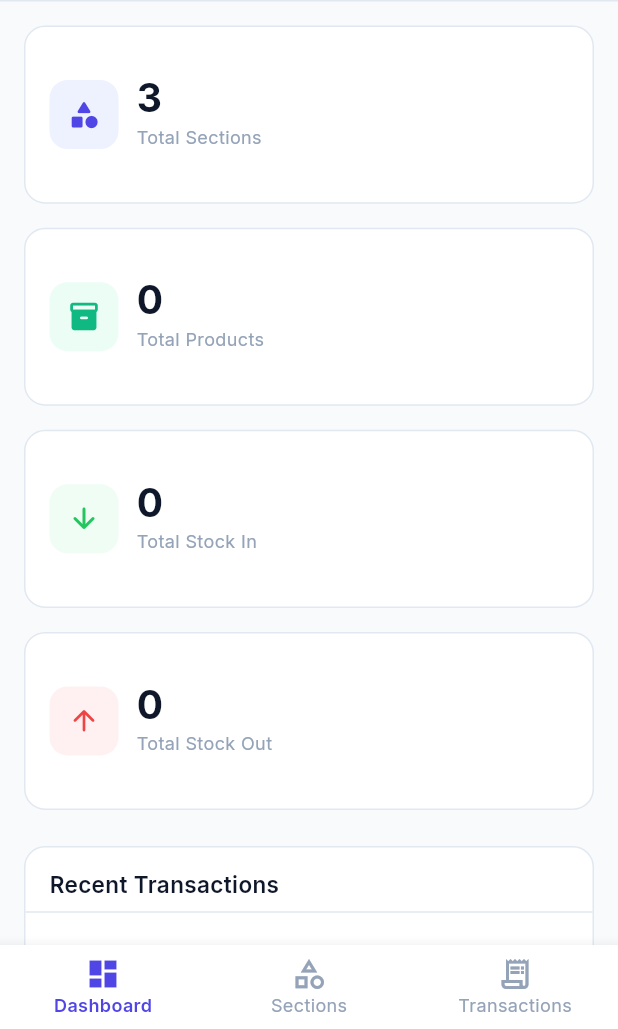
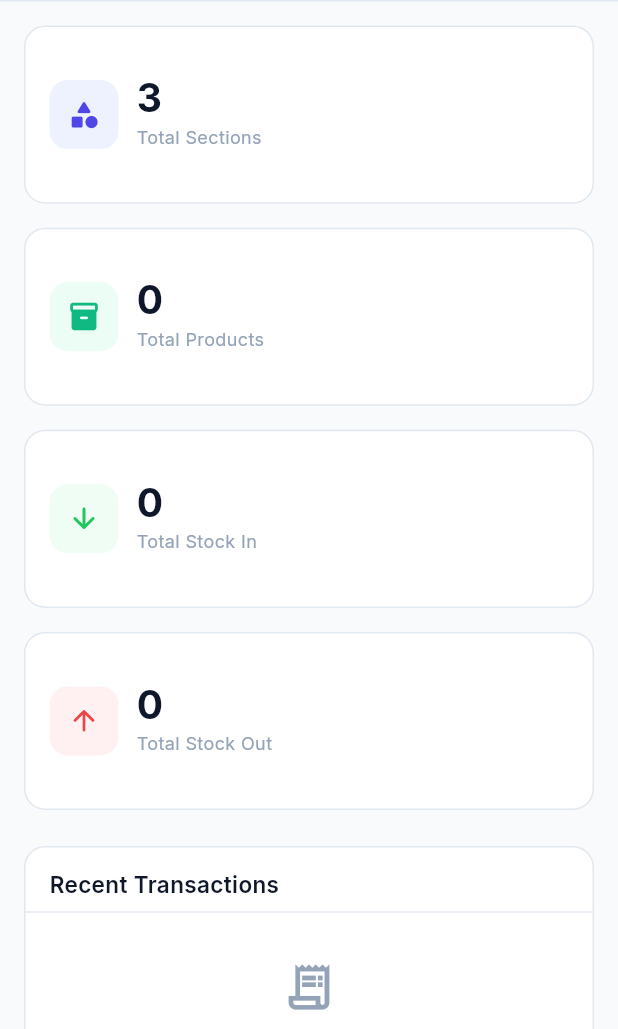
Before and after one commit to riazahmedmahin/textile_store_management, a Flutter app: the MainShell screen opened directly, on a phone screen of 412 x 824 dp, the part 207-1236 px from its top. Run offline on Flutter 3.47's test engine with Material 3 defaults, Android fonts, the phone set to English and light mode, and no system bars; our stand-ins replace google_fonts, shared_preferences; accounts and stored records are empty.

Commit message:
chore: clean up stale build artifacts and browser cache files while updating dashboard and main shell navigation

```diff
--- a/lib/screens/auth/login_screen.dart
+++ b/lib/screens/auth/login_screen.dart
@@ -157,9 +157,6 @@ class _LoginScreenState extends State<LoginScreen> {
                               letterSpacing: -0.5,
                             ),
                           ),
-
-                          const SizedBox(height: 24),
-
                           const SizedBox(height: 28),
 
                           // Email Input
--- a/lib/screens/dashboard/dashboard_screen.dart
+++ b/lib/screens/dashboard/dashboard_screen.dart
@@ -2,6 +2,7 @@ import 'package:flutter/material.dart';
 import 'package:provider/provider.dart';
 import 'package:intl/intl.dart';
 import '../../providers/section_provider.dart';
+import '../../providers/product_provider.dart';
 import '../../providers/stock_provider.dart';
 import '../../core/theme/app_theme.dart';
 import '../../models/stock_entry.dart';
@@ -14,13 +15,41 @@ class DashboardScreen extends StatefulWidget {
 }
 
 class _DashboardScreenState extends State<DashboardScreen> {
+  bool _isDataLoading = false;
+
   @override
   void initState() {
     super.initState();
     WidgetsBinding.instance.addPostFrameCallback((_) {
-      context.read<StockProvider>().loadDashboardStats();
-      context.read<SectionProvider>().loadSections();
+      _refreshData();
     });
+  }
+
+  Future<void> _refreshData() async {
+    if (!mounted) return;
+    setState(() => _isDataLoading = true);
+    final stockProvider = context.read<StockProvider>();
+    final sectionProvider = context.read<SectionProvider>();
+    final productProvider = context.read<ProductProvider>();
+
+    await stockProvider.loadDashboardStats();
+    await sectionProvider.loadSections();
+
+    // Load products and stock entries for each section
+    for (final section in sectionProvider.sections) {
+      if (section.id != null) {
+        await productProvider.loadProductsForSection(section.id!);
+        final products = productProvider.getProductsForSection(section.id!);
+        for (final product in products) {
+          if (product.id != null) {
+            await stockProvider.loadEntriesForProduct(product.id!, product.initialStock);
+          }
+        }
+      }
+    }
+    if (mounted) {
+      setState(() => _isDataLoading = false);
+    }
   }
 
   @override
@@ -91,10 +120,7 @@ class _DashboardScreenState extends State<DashboardScreen> {
           ),
           const Spacer(),
           OutlinedButton.icon(
-            onPressed: () {
-              context.read<StockProvider>().loadDashboardStats();
-              context.read<SectionProvider>().loadSections();
-            },
+            onPressed: _refreshData,
             icon: const Icon(Icons.refresh_rounded, size: 16),
             label: const Text('Refresh'),
           ),
@@ -189,14 +215,14 @@ class _DashboardScreenState extends State<DashboardScreen> {
 
   // ─── Enhanced Sections Overview ───────────────────────────────────────────────
   Widget _buildSectionSummary() {
-    return Consumer2<SectionProvider, StockProvider>(
-      builder: (context, secProvider, stockProvider, _) {
+    return Consumer3<SectionProvider, ProductProvider, StockProvider>(
+      builder: (context, secProvider, prodProvider, stockProvider, _) {
         final sectionStats = stockProvider.sectionStats;
 
         return _SectionCard(
-          title: 'Sections — Stock Overview',
+          title: 'Store Stock — Section Wise',
           action: const SizedBox.shrink(),
-          child: secProvider.isLoading
+          child: secProvider.isLoading || _isDataLoading
               ? const Center(
                   child: Padding(
                     padding: EdgeInsets.all(24),
@@ -211,19 +237,20 @@ class _DashboardScreenState extends State<DashboardScreen> {
                         final productCount = (stats['product_count'] as int?) ?? 0;
                         final totalStock = (stats['total_stock'] as double?) ?? 0.0;
                         final isLowStock = totalStock < 10 && productCount > 0;
+                        final products = prodProvider.getProductsForSection(section.id!);
 
                         return Container(
-                          margin: const EdgeInsets.only(bottom: 10),
-                          padding: const EdgeInsets.all(12),
+                          margin: const EdgeInsets.only(bottom: 12),
+                          padding: const EdgeInsets.all(16),
                           decoration: BoxDecoration(
-                            color: section.color.withOpacity(0.05),
+                            color: section.color.withOpacity(0.04),
                             borderRadius: BorderRadius.circular(12),
                             border: Border.all(color: section.color.withOpacity(0.2)),
                           ),
                           child: Column(
                             crossAxisAlignment: CrossAxisAlignment.start,
                             children: [
-                              // Top row: icon + name + product count badge
+                              // Top row: icon + name + total stock badge
                               Row(
                                 children: [
                                   Container(
@@ -241,110 +268,135 @@ class _DashboardScreenState extends State<DashboardScreen> {
                                   ),
                                   const SizedBox(width: 10),
                                   Expanded(
-                                    child: Text(
+                                    child: Column(
+                                      crossAxisAlignment: CrossAxisAlignment.start,
+                                      children: [
+                                        Text(
                                           section.name,
                                           style: const TextStyle(
-                                        fontSize: 13,
-                                        fontWeight: FontWeight.w600,
+                                            fontSize: 14,
+                                            fontWeight: FontWeight.w700,
                                             color: AppTheme.textPrimary,
                                           ),
                                         ),
-                                  ),
-                                  // Product count pill
-                                  Container(
-                                    padding: const EdgeInsets.symmetric(
-                                        horizontal: 8, vertical: 3),
-                                    decoration: BoxDecoration(
-                                      color: section.color.withOpacity(0.12),
-                                      borderRadius: BorderRadius.circular(20),
-                                    ),
-                                    child: Text(
+                                        Text(
                                           '$productCount ${productCount == 1 ? 'product' : 'products'}',
-                                      style: TextStyle(
-                                        color: section.color,
-                                        fontSize: 10,
-                                        fontWeight: FontWeight.w600,
-                                      ),
+                                          style: const TextStyle(
+                                            color: AppTheme.textMuted,
+                                            fontSize: 11,
                                           ),
                                         ),
                                       ],
                                     ),
-
-                              if (productCount > 0) ...[
-                                const SizedBox(height: 10),
-                                // Divider line
+                                  ),
+                                  // Total stock badge
+                                  Column(
+                                    crossAxisAlignment: CrossAxisAlignment.end,
+                                    children: [
+                                      const Text(
+                                        'Total Stock',
+                                        style: TextStyle(fontSize: 9, color: AppTheme.textMuted),
+                                      ),
+                                      Text(
+                                        '${totalStock.toStringAsFixed(totalStock % 1 == 0 ? 0 : 1)} units',
+                                        style: TextStyle(
+                                          color: isLowStock ? AppTheme.danger : AppTheme.success,
+                                          fontSize: 13,
+                                          fontWeight: FontWeight.w700,
+                                        ),
+                                      ),
+                                    ],
+                                  ),
+                                ],
+                              ),
+                              const SizedBox(height: 12),
                               Divider(
                                 height: 1,
                                 color: section.color.withOpacity(0.15),
                               ),
                               const SizedBox(height: 8),
-                                // Stock bar row
-                                Row(
-                                  children: [
-                                    Icon(
-                                      isLowStock
-                                          ? Icons.warning_amber_rounded
-                                          : Icons.inventory_2_outlined,
-                                      size: 13,
-                                      color: isLowStock
-                                          ? AppTheme.danger
-                                          : AppTheme.textMuted,
-                                    ),
-                                    const SizedBox(width: 5),
-                                    Text(
-                                      'Total Stock:',
-                                      style: TextStyle(
-                                        fontSize: 11,
-                                        color: AppTheme.textMuted,
-                                        fontWeight: FontWeight.w500,
-                                      ),
-                                    ),
-                                    const Spacer(),
-                                    Text(
-                                      totalStock.toStringAsFixed(
-                                          totalStock % 1 == 0 ? 0 : 1),
-                                      style: TextStyle(
-                                        fontSize: 15,
-                                        fontWeight: FontWeight.w700,
-                                        color: isLowStock
-                                            ? AppTheme.danger
-                                            : AppTheme.success,
-                                      ),
-                                    ),
-                                    const SizedBox(width: 4),
-                                    Text(
-                                      'units',
-                                      style: TextStyle(
-                                        fontSize: 10,
-                                        color: isLowStock
-                                            ? AppTheme.danger
-                                            : AppTheme.textMuted,
-                                      ),
-                                    ),
-                                  ],
-                                ),
-                                if (isLowStock) ...[
-                                  const SizedBox(height: 4),
-                                  Text(
-                                    '⚠ Low stock — reorder soon',
-                                    style: TextStyle(
-                                      fontSize: 10,
-                                      color: AppTheme.danger,
-                                      fontStyle: FontStyle.italic,
-                                    ),
-                                  ),
-                                ],
-                              ] else ...[
-                                const SizedBox(height: 6),
-                                Text(
+
+                              // Products list
+                              if (products.isEmpty)
+                                Padding(
+                                  padding: const EdgeInsets.symmetric(vertical: 8),
+                                  child: Text(
                                     'No products added yet',
                                     style: TextStyle(
-                                    fontSize: 11,
+                                      fontSize: 12,
                                       color: AppTheme.textMuted,
                                       fontStyle: FontStyle.italic,
                                     ),
                                   ),
+                                )
+                              else
+                                ...products.map((product) {
+                                  final stock = stockProvider.getCurrentStock(product.id!);
+                                  final isLow = stock < 10; // Low stock threshold
+                                  return Container(
+                                    padding: const EdgeInsets.symmetric(vertical: 8, horizontal: 4),
+                                    decoration: const BoxDecoration(
+                                      border: Border(
+                                        bottom: BorderSide(
+                                          color: Color(0xFFF3F4F6),
+                                          width: 0.5,
+                                        ),
+                                      ),
+                                    ),
+                                    child: Row(
+                                      children: [
+                                        // Bullet or small indicator dot
+                                        Container(
+                                          width: 6,
+                                          height: 6,
+                                          decoration: BoxDecoration(
+                                            color: isLow ? AppTheme.danger : section.color,
+                                            shape: BoxShape.circle,
+                                          ),
+                                        ),
+                                        const SizedBox(width: 10),
+                                        Expanded(
+                                          child: Text(
+                                            product.name,
+                                            style: const TextStyle(
+                                              fontSize: 13,
+                                              fontWeight: FontWeight.w500,
+                                              color: AppTheme.textPrimary,
+                                            ),
+                                          ),
+                                        ),
+                                        // Stock quantity
+                                        Text(
+                                          '${stock.toStringAsFixed(stock % 1 == 0 ? 0 : 1)} ${product.unit}',
+                                          style: TextStyle(
+                                            fontSize: 13,
+                                            fontWeight: FontWeight.w700,
+                                            color: isLow ? AppTheme.danger : AppTheme.textPrimary,
+                                          ),
+                                        ),
+                                        if (isLow) ...[
+                                          const SizedBox(width: 6),
+                                          Container(
+                                            padding: const EdgeInsets.symmetric(horizontal: 5, vertical: 2),
+                                            decoration: BoxDecoration(
+                                              color: AppTheme.danger.withOpacity(0.08),
+                                              borderRadius: BorderRadius.circular(4),
+                                              border: Border.all(color: AppTheme.danger.withOpacity(0.2)),
+                                            ),
+                                            child: const Text(
+                                              'LOW',
+                                              style: TextStyle(
+                                                color: AppTheme.danger,
+                                                fontSize: 8,
+                                                fontWeight: FontWeight.w700,
+                                              ),
+                                            ),
+                                          ),
                                         ],
+                                      ],
+                                    ),
+                                  );
+                                }),
                             ],
                           ),
                         );
--- a/lib/screens/main_shell.dart
+++ b/lib/screens/main_shell.dart
@@ -24,12 +24,12 @@ class _MainShellState extends State<MainShell> {
 
   final List<_NavItem> _adminNavItems = const [
     _NavItem(icon: Icons.dashboard_outlined, activeIcon: Icons.dashboard, label: 'Dashboard'),
-    _NavItem(icon: Icons.category_outlined, activeIcon: Icons.category, label: 'Sections'),
-    _NavItem(icon: Icons.receipt_long_outlined, activeIcon: Icons.receipt_long, label: 'Transactions'),
   ];
 
   final List<_NavItem> _storeNavItems = const [
     _NavItem(icon: Icons.store_outlined, activeIcon: Icons.store, label: 'Stock Entry'),
+    _NavItem(icon: Icons.category_outlined, activeIcon: Icons.category, label: 'Sections'),
+    _NavItem(icon: Icons.receipt_long_outlined, activeIcon: Icons.receipt_long, label: 'Transactions'),
   ];
 
   @override
@@ -48,15 +48,20 @@ class _MainShellState extends State<MainShell> {
 
   Widget _currentScreen() {
     if (_currentView == AppView.store) {
-      return const StoreViewScreen();
+      switch (_currentIndex) {
+        case 0:
+          return const StoreViewScreen();
+        case 1:
+          return const SectionsListScreen();
+        case 2:
+          return const TransactionsScreen();
+        default:
+          return const StoreViewScreen();
+      }
     }
     switch (_currentIndex) {
       case 0:
         return const DashboardScreen();
-      case 1:
-        return const SectionsListScreen();
-      case 2:
-        return const TransactionsScreen();
       default:
         return const DashboardScreen();
     }
@@ -120,7 +125,7 @@ class _MainShellState extends State<MainShell> {
           child: sidebarWidget,
         ),
         body: _currentScreen(),
-        bottomNavigationBar: _currentView == AppView.admin
+        bottomNavigationBar: _navItems.length > 1
             ? BottomNavigationBar(
                 currentIndex: _currentIndex,
                 onTap: (i) => setState(() => _currentIndex = i),
@@ -130,7 +135,7 @@ class _MainShellState extends State<MainShell> {
                 selectedLabelStyle: const TextStyle(fontWeight: FontWeight.w600, fontSize: 12),
                 unselectedLabelStyle: const TextStyle(fontSize: 12),
                 elevation: 8,
-                items: _adminNavItems.map((item) {
+                items: _navItems.map((item) {
                   return BottomNavigationBarItem(
                     icon: Icon(item.icon),
                     activeIcon: Icon(item.activeIcon),
```
Also changed, not shown: 3 other files. Lines whose indentation alone changed are shown as unchanged.
